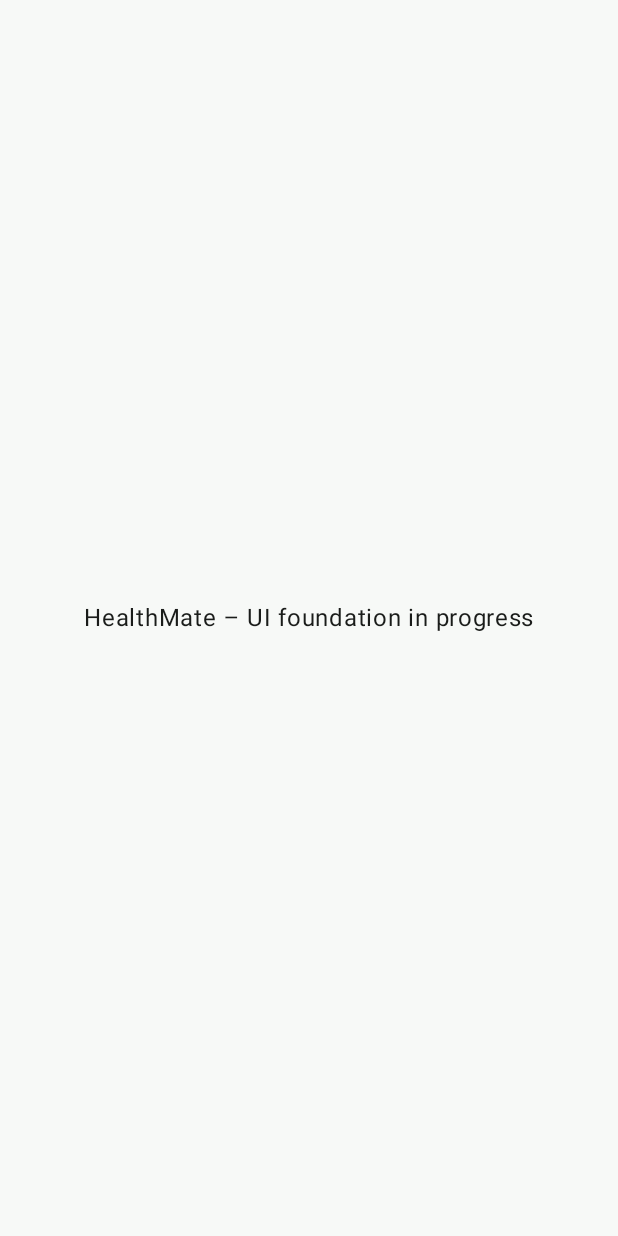
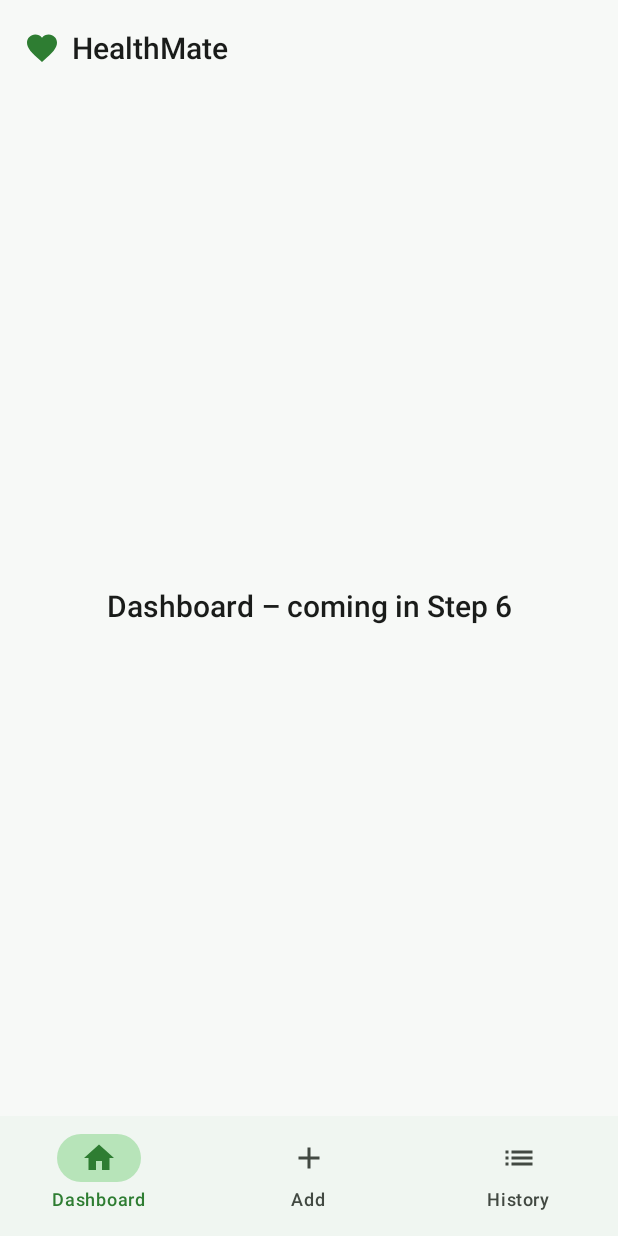
Before and after one commit to AhamedAkmal/HealthMate-Android, an Android app built with Jetpack Compose: the screen it shows after launch (MainActivity), on a phone screen of 412 x 824 dp. Before the commit the screen is almost empty. Run offline under Robolectric (Android 15) with nearby library versions, the phone set to English and light mode, and no system bars; our stand-ins replace Navigation 3.

Commit message:
Implement Navigation 3 three-tab structure with bottom navigation and screen shells

```diff
--- a/app/src/main/kotlin/com/healthmate/app/MainActivity.kt
+++ b/app/src/main/kotlin/com/healthmate/app/MainActivity.kt
@@ -4,13 +4,11 @@ import android.os.Bundle
 import androidx.activity.ComponentActivity
 import androidx.activity.compose.setContent
 import androidx.activity.enableEdgeToEdge
-import androidx.compose.foundation.layout.Box
 import androidx.compose.foundation.layout.fillMaxSize
 import androidx.compose.material3.MaterialTheme
 import androidx.compose.material3.Surface
-import androidx.compose.material3.Text
-import androidx.compose.ui.Alignment
 import androidx.compose.ui.Modifier
+import com.healthmate.app.navigation.HealthMateApp
 import com.healthmate.app.ui.theme.HealthMateTheme
 
 class MainActivity : ComponentActivity() {
@@ -23,12 +21,7 @@ class MainActivity : ComponentActivity() {
                     modifier = Modifier.fillMaxSize(),
                     color = MaterialTheme.colorScheme.background
                 ) {
-                    Box(
-                        modifier = Modifier.fillMaxSize(),
-                        contentAlignment = Alignment.Center
-                    ) {
-                        Text("HealthMate – UI foundation in progress")
-                    }
+                    HealthMateApp()
                 }
             }
         }
--- /dev/null
+++ b/app/src/main/kotlin/com/healthmate/app/navigation/BottomNavItem.kt
@@ -0,0 +1,32 @@
+package com.healthmate.app.navigation
+
+import androidx.compose.material.icons.Icons
+import androidx.compose.material.icons.filled.Add
+import androidx.compose.material.icons.filled.Home
+import androidx.compose.material.icons.filled.List
+import androidx.compose.ui.graphics.vector.ImageVector
+import androidx.navigation3.runtime.NavKey
+
+data class BottomNavItem(
+    val label: String,
+    val icon: ImageVector,
+    val route: NavKey
+)
+
+val bottomNavItems = listOf(
+    BottomNavItem(
+        label = "Dashboard",
+        icon = Icons.Filled.Home,
+        route = Dashboard
+    ),
+    BottomNavItem(
+        label = "Add",
+        icon = Icons.Filled.Add,
+        route = AddRecord
+    ),
+    BottomNavItem(
+        label = "History",
+        icon = Icons.Filled.List,
+        route = History
+    )
+)
--- /dev/null
+++ b/app/src/main/kotlin/com/healthmate/app/navigation/HealthMateApp.kt
@@ -0,0 +1,64 @@
+package com.healthmate.app.navigation
+
+import androidx.compose.foundation.layout.padding
+import androidx.compose.material3.Scaffold
+import androidx.compose.runtime.Composable
+import androidx.compose.runtime.getValue
+import androidx.compose.runtime.mutableStateOf
+import androidx.compose.runtime.remember
+import androidx.compose.runtime.setValue
+import androidx.compose.ui.Modifier
+import androidx.navigation3.runtime.NavKey
+import androidx.navigation3.runtime.entryProvider
+import androidx.navigation3.ui.NavDisplay
+import com.healthmate.app.ui.components.BottomNavigationBar
+import com.healthmate.app.ui.components.HealthMateTopBar
+import com.healthmate.app.ui.screens.addrecord.AddRecordScreen
+import com.healthmate.app.ui.screens.dashboard.DashboardScreen
+import com.healthmate.app.ui.screens.history.HistoryScreen
+
+@Composable
+fun HealthMateApp() {
+    var currentRoute by remember { mutableStateOf<NavKey>(Dashboard) }
+
+    val screenTitle = when (currentRoute) {
+        Dashboard -> "HealthMate"
+        AddRecord -> "Add Record"
+        History -> "History"
+        else -> "HealthMate"
+    }
+
+    Scaffold(
+        topBar = {
+            HealthMateTopBar(title = screenTitle)
+        },
+        bottomBar = {
+            BottomNavigationBar(
+                items = bottomNavItems,
+                currentRoute = currentRoute,
+                onItemClick = { route -> currentRoute = route }
+            )
+        }
+    ) { innerPadding ->
+        NavDisplay(
+            backStack = listOf(currentRoute),
+            modifier = Modifier.padding(innerPadding),
+            onBack = {
+                if (currentRoute != Dashboard) {
+                    currentRoute = Dashboard
+                }
+            },
+            entryProvider = entryProvider {
+                entry<Dashboard> {
+                    DashboardScreen()
+                }
+                entry<AddRecord> {
+                    AddRecordScreen()
+                }
+                entry<History> {
+                    HistoryScreen()
+                }
+            }
+        )
+    }
+}
--- /dev/null
+++ b/app/src/main/kotlin/com/healthmate/app/navigation/NavigationRoutes.kt
@@ -0,0 +1,13 @@
+package com.healthmate.app.navigation
+
+import androidx.navigation3.runtime.NavKey
+import kotlinx.serialization.Serializable
+
+@Serializable
+data object Dashboard : NavKey
+
+@Serializable
+data object AddRecord : NavKey
+
+@Serializable
+data object History : NavKey
--- /dev/null
+++ b/app/src/main/kotlin/com/healthmate/app/ui/components/BottomNavigationBar.kt
@@ -0,0 +1,50 @@
+package com.healthmate.app.ui.components
+
+import androidx.compose.ui.unit.dp
+import androidx.compose.material3.Icon
+import androidx.compose.material3.MaterialTheme
+import androidx.compose.material3.NavigationBar
+import androidx.compose.material3.NavigationBarItem
+import androidx.compose.material3.NavigationBarItemDefaults
+import androidx.compose.material3.Text
+import androidx.compose.runtime.Composable
+import androidx.compose.ui.Modifier
+import androidx.navigation3.runtime.NavKey
+import com.healthmate.app.navigation.BottomNavItem
+
+
+@Composable
+fun BottomNavigationBar(
+    items: List<BottomNavItem>,
+    currentRoute: NavKey,
+    onItemClick: (NavKey) -> Unit,
+    modifier: Modifier = Modifier
+) {
+    NavigationBar(
+        modifier = modifier,
+        containerColor = MaterialTheme.colorScheme.surface,
+        tonalElevation = 2.dp
+    ) {
+        items.forEach { item ->
+            val selected = item.route == currentRoute
+            NavigationBarItem(
+                selected = selected,
+                onClick = { onItemClick(item.route) },
+                icon = {
+                    Icon(
+                        imageVector = item.icon,
+                        contentDescription = item.label
+                    )
+                },
+                label = { Text(item.label) },
+                colors = NavigationBarItemDefaults.colors(
+                    selectedIconColor = MaterialTheme.colorScheme.primary,
+                    selectedTextColor = MaterialTheme.colorScheme.primary,
+                    indicatorColor = MaterialTheme.colorScheme.primaryContainer,
+                    unselectedIconColor = MaterialTheme.colorScheme.onSurfaceVariant,
+                    unselectedTextColor = MaterialTheme.colorScheme.onSurfaceVariant
+                )
+            )
+        }
+    }
+}
--- /dev/null
+++ b/app/src/main/kotlin/com/healthmate/app/ui/screens/addrecord/AddRecordScreen.kt
@@ -0,0 +1,23 @@
+package com.healthmate.app.ui.screens.addrecord
+
+import androidx.compose.foundation.layout.Box
+import androidx.compose.foundation.layout.fillMaxSize
+import androidx.compose.material3.MaterialTheme
+import androidx.compose.material3.Text
+import androidx.compose.runtime.Composable
+import androidx.compose.ui.Alignment
+import androidx.compose.ui.Modifier
+
+@Composable
+fun AddRecordScreen() {
+    Box(
+        modifier = Modifier.fillMaxSize(),
+        contentAlignment = Alignment.Center
+    ) {
+        Text(
+            text = "Add Record – coming in Step 7",
+            style = MaterialTheme.typography.titleLarge,
+            color = MaterialTheme.colorScheme.onBackground
+        )
+    }
+}
--- /dev/null
+++ b/app/src/main/kotlin/com/healthmate/app/ui/screens/dashboard/DashboardScreen.kt
@@ -0,0 +1,23 @@
+package com.healthmate.app.ui.screens.dashboard
+
+import androidx.compose.foundation.layout.Box
+import androidx.compose.foundation.layout.fillMaxSize
+import androidx.compose.material3.MaterialTheme
+import androidx.compose.material3.Text
+import androidx.compose.runtime.Composable
+import androidx.compose.ui.Alignment
+import androidx.compose.ui.Modifier
+
+@Composable
+fun DashboardScreen() {
+    Box(
+        modifier = Modifier.fillMaxSize(),
+        contentAlignment = Alignment.Center
+    ) {
+        Text(
+            text = "Dashboard – coming in Step 6",
+            style = MaterialTheme.typography.titleLarge,
+            color = MaterialTheme.colorScheme.onBackground
+        )
+    }
+}
--- /dev/null
+++ b/app/src/main/kotlin/com/healthmate/app/ui/screens/history/HistoryScreen.kt
@@ -0,0 +1,23 @@
+package com.healthmate.app.ui.screens.history
+
+import androidx.compose.foundation.layout.Box
+import androidx.compose.foundation.layout.fillMaxSize
+import androidx.compose.material3.MaterialTheme
+import androidx.compose.material3.Text
+import androidx.compose.runtime.Composable
+import androidx.compose.ui.Alignment
+import androidx.compose.ui.Modifier
+
+@Composable
+fun HistoryScreen() {
+    Box(
+        modifier = Modifier.fillMaxSize(),
+        contentAlignment = Alignment.Center
+    ) {
+        Text(
+            text = "History – coming in Step 8",
+            style = MaterialTheme.typography.titleLarge,
+            color = MaterialTheme.colorScheme.onBackground
+        )
+    }
+}
```
Also changed, not shown: 3 other files.
